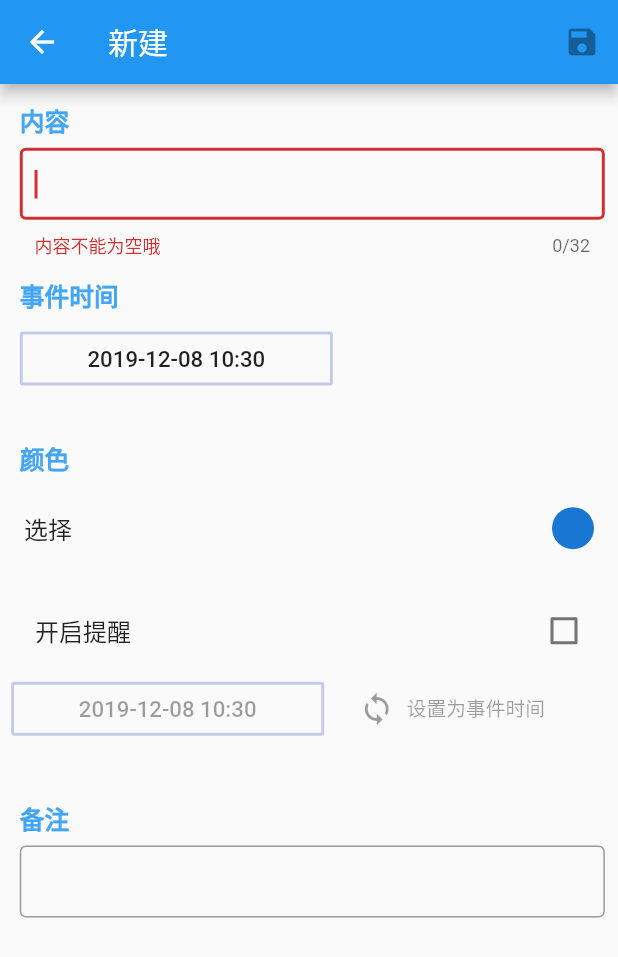
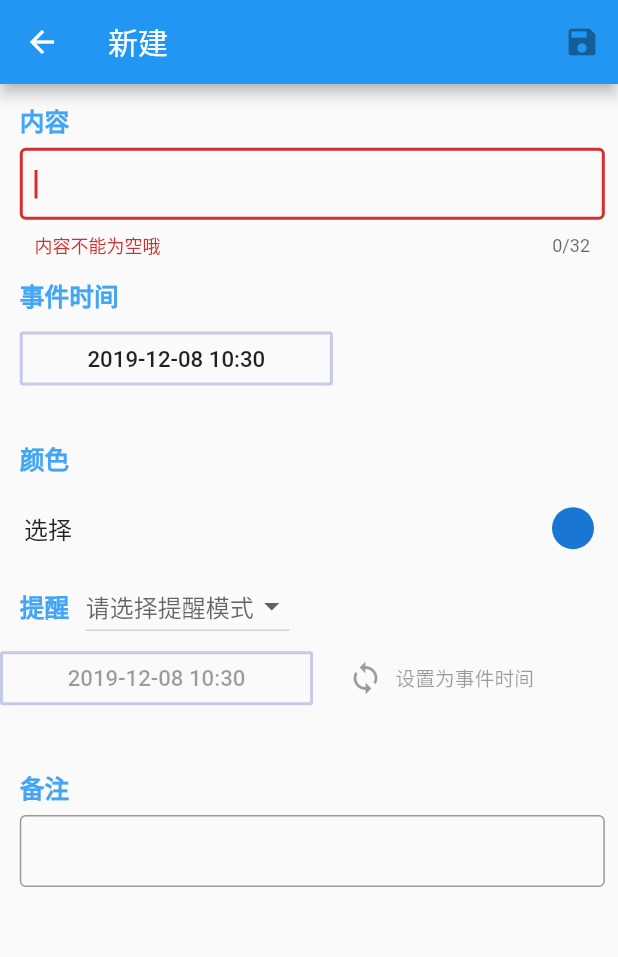
Before and after one commit to a1028737065/todo_flutter, a Flutter app: the screen it shows after launch, after a tap on the "add" icon, on a phone screen of 412 x 824 dp. Shown: the top 957 px of the screen. Run offline on Flutter 3.47's test engine with Material 2 defaults, Android fonts, the phone set to English and light mode, and no system bars; our stand-ins replace flutter_datetime_picker, flutter_local_notifications, flutter_screenutil, flutter_slidable, sqflite; missing offline and left inert: animated_stream_list, flutter_material_color_picker; accounts and stored records are empty; statements that could not run were skipped.

```diff
--- a/lib/data_handle/item_handler.dart
+++ b/lib/data_handle/item_handler.dart
@@ -32,7 +32,7 @@ class ItemHandler {
     String databasesPath = await getDatabasesPath();
     String path = join(databasesPath, 'item.db');
 
-    var db = await openDatabase(path, version: 1,
+    var db = await openDatabase(path, version: 2,
         onCreate: (Database db, int newVersion) async {
       await db.execute('''
 CREATE TABLE $tableItem(
@@ -40,7 +40,7 @@ CREATE TABLE $tableItem(
   $columnText TEXT NOT NULL,
   $columnTime TEXT NOT NULL,
   $columnAlertTime TEXT NOT NULL,
-  $columnAlert INTEGER NOT NULL,
+  $columnAlert TEXT NOT NULL,
   $columnStar INTEGER NOT NULL,
   $columnCommet TEXT,
   $columnColor TEXT NOT NULL)
--- a/lib/data_handle/model/item.dart
+++ b/lib/data_handle/model/item.dart
@@ -3,7 +3,7 @@ class Item {
   String text;
   String time;
   String alertTime;
-  bool alert; //Map中该项为true ? 1 : 0
+  String alert;
   bool star;
   String commet;
   String color;
@@ -13,7 +13,7 @@ class Item {
       'text': text,
       'time': time,
       'alert_time': alertTime,
-      'alert': alert == true ? 1 : 0,
+      'alert': alert,
       'star': star == true ? 1 : 0,
       'commet': commet,
       'color': color,
@@ -31,7 +31,7 @@ class Item {
     text = map['text'];
     time = map['time'];
     alertTime = map['alert_time'];
-    alert = map['alert'] == 1;
+    alert = map['alert'];
     star = map['star'] == 1;
     commet = map['commet'];
     color = map['color'];
--- a/lib/page/create_page.dart
+++ b/lib/page/create_page.dart
@@ -20,9 +20,22 @@ class CreatePage extends StatefulWidget {
 class _CreatePageState extends State<CreatePage> {
   TextEditingController _controller1, _controller2;
   DateTime _time, _alertTime;
-  bool _isAlert = false;
-  String _text = '', _commet;
+  String _text = '', _commet, _alertModel = '';
   Color _selectedColor = Color(0xffffffff), _nowColor;
+
+  List<DropdownMenuItem<String>> _alertModelItem() {
+    List<DropdownMenuItem<String>> _temp = [];
+    final List<String> _model = ['不提醒', '单次', '每日', '每周', '每月', '每年'];
+    _model.forEach((v) {
+      _temp.add(DropdownMenuItem(
+        child: Center(
+          child: Text(v),
+        ),
+        value: v,
+      ));
+    });
+    return _temp;
+  }
 
   //TODO:需优化为只传入t
   void _showTimePicker(int i, DateTime t) async {
@@ -60,7 +73,7 @@ class _CreatePageState extends State<CreatePage> {
       'text': _text,
       'time': _timeStr,
       'alert_time': _alertTimeStr,
-      'alert': _isAlert == true ? 1 : 0,
+      'alert': _alertModel == '' ? '不提醒' : _alertModel,
       'star': 0,
       'commet': _commet == null ? '' : _commet,
       'color': _selectedColor.toString(),
@@ -218,23 +231,22 @@ class _CreatePageState extends State<CreatePage> {
                       }),
                 ],
               ),
-              new Padding(
-                  padding: EdgeInsets.only(
-                    top: ScreenUtil().setHeight(20),
-                    left: ScreenUtil().setHeight(12),
-                  ),
-                  child: new Column(
-                    crossAxisAlignment: CrossAxisAlignment.start,
+              Column(
                 children: <Widget>[
-                      CheckboxListTile(
-                        title: Text('开启提醒'),
-                        value: _isAlert,
-                        activeColor: Colors.blue,
-                        onChanged: (bool value) {
+                  Row(
+                    children: <Widget>[
+                      _label('提醒', 10),
+                      DropdownButton(
+                        value: _alertModel == '' ? null : _alertModel,
+                        hint: Text('请选择提醒模式'),
+                        items: _alertModelItem(),
+                        onChanged: (v) {
                           setState(() {
-                            _isAlert = value;
+                            _alertModel = v;
                           });
                         },
+                      ),
+                    ],
                   ),
                   Container(
                       width: ScreenUtil().setWidth(750),
@@ -247,7 +259,8 @@ class _CreatePageState extends State<CreatePage> {
                                   '${_alertTime.year}-${_alertTime.month.toString().padLeft(2, '0')}-${_alertTime.day.toString().padLeft(2, '0')} ${_alertTime.hour.toString().padLeft(2, '0')}:${_alertTime.minute.toString().padLeft(2, '0')}',
                                   style: TextStyle(
                                       fontSize: ScreenUtil().setSp(27))),
-                                  onPressed: _isAlert
+                              onPressed:
+                                  _alertModel != '不提醒' && _alertModel != ''
                                       ? () => _showTimePicker(2, _alertTime)
                                       : null,
                               borderSide: BorderSide(
@@ -263,13 +276,63 @@ class _CreatePageState extends State<CreatePage> {
                                   style: TextStyle(
                                       fontSize: ScreenUtil().setSp(24))),
                               onPressed:
-                                      _isAlert ? () => _syncTime() : null,
+                                  _alertModel != '不提醒' && _alertModel != ''
+                                      ? () => _syncTime()
+                                      : null,
                             ),
                           ),
                         ],
-                          )),
+                      ))
                 ],
-                  )),
+
+                // Column(
+                //   crossAxisAlignment: CrossAxisAlignment.start,
+                //   children: <Widget>[
+                //     CheckboxListTile(
+                //       title: Text('开启提醒'),
+                //       value: _isAlert,
+                //       activeColor: Colors.blue,
+                //       onChanged: (bool value) {
+                //         setState(() {
+                //           _isAlert = value;
+                //         });
+                //       },
+                //     ),
+                // Container(
+                //     width: ScreenUtil().setWidth(750),
+                //     child: Row(
+                //       children: <Widget>[
+                //         Container(
+                //           width: ScreenUtil().setWidth(380),
+                //           child: OutlineButton(
+                //             child: Text(
+                //                 '${_alertTime.year}-${_alertTime.month.toString().padLeft(2, '0')}-${_alertTime.day.toString().padLeft(2, '0')} ${_alertTime.hour.toString().padLeft(2, '0')}:${_alertTime.minute.toString().padLeft(2, '0')}',
+                //                 style: TextStyle(
+                //                     fontSize: ScreenUtil().setSp(27))),
+                //             onPressed: _isAlert
+                //                 ? () => _showTimePicker(2, _alertTime)
+                //                 : null,
+                //             borderSide: BorderSide(
+                //                 color: Colors.indigo[100], width: 2),
+                //           ),
+                //         ),
+                //         Padding(
+                //           padding: EdgeInsets.only(
+                //               left: ScreenUtil().setWidth(20)),
+                //           child: FlatButton.icon(
+                //             icon: Icon(Icons.sync),
+                //             label: Text('设置为事件时间',
+                //                 style: TextStyle(
+                //                     fontSize: ScreenUtil().setSp(24))),
+                //             onPressed:
+                //                 _isAlert ? () => _syncTime() : null,
+                //           ),
+                //         ),
+                //       ],
+                //     )),
+                //   ],
+                // )
+              ),
               _label('备注', 60),
               Padding(
                 padding: EdgeInsets.only(left: ScreenUtil().setWidth(24)),
--- a/lib/page/main_page.dart
+++ b/lib/page/main_page.dart
@@ -24,6 +24,7 @@ class _MainPageState extends State<MainPage>
     with AutomaticKeepAliveClientMixin<MainPage> {
   ItemBloc _itemBloc;
   bool _isLoading = true, _listIsEmpty = true;
+
   var _itemHandler = new ItemHandler();
   FlutterLocalNotificationsPlugin flutterLocalNotificationsPlugin =
       new FlutterLocalNotificationsPlugin();
@@ -95,7 +96,6 @@ class _MainPageState extends State<MainPage>
   }
 
   void _getIsEmpty() {
-    print('display: ${!_itemBloc.isEmpty()}');
     setState(() {
       _listIsEmpty = _itemBloc.isEmpty();
     });
@@ -109,31 +109,26 @@ class _MainPageState extends State<MainPage>
   }
 
   Widget _animatedView(Stream<List<Item>> todoListStream) {
-
     return new AnimatedStreamList<Item>(
       streamList: todoListStream,
       scrollController: _listViewController,
-      itemBuilder: (Item item, int index, BuildContext context, Animation<double> animation) =>
+      itemBuilder: (Item item, int index, BuildContext context,
+              Animation<double> animation) =>
           _createItemWidget(item, index, animation),
-      itemRemovedBuilder: (Item item, int index, BuildContext context, Animation<double> animation) =>
+      itemRemovedBuilder: (Item item, int index, BuildContext context,
+              Animation<double> animation) =>
           _createRemovedItemWidget(item, animation),
     );
   }
 
   Widget _createItemWidget(Item item, int index, Animation<double> animation) {
     return SizeTransition(
-      axis: Axis.vertical,
-      sizeFactor: animation,
-      child: _todoItem(item)
-    );
+        axis: Axis.vertical, sizeFactor: animation, child: _todoItem(item));
   }
 
   Widget _createRemovedItemWidget(Item item, Animation<double> animation) {
     return SizeTransition(
-      axis: Axis.vertical,
-      sizeFactor: animation,
-      child: _todoItem(item)
-    );
+        axis: Axis.vertical, sizeFactor: animation, child: _todoItem(item));
   }
 
   var tipsStyle = TextStyle(
@@ -157,8 +152,8 @@ class _MainPageState extends State<MainPage>
           builder: (context) => WillPopScope(
               child: Center(
                   child: !_isLoading
-                    ? (!_listIsEmpty ?
-                        _animatedView(_itemBloc.itemListStream)
+                      ? (!_listIsEmpty
+                          ? _animatedView(_itemBloc.itemListStream)
                           : Column(
                               mainAxisAlignment: MainAxisAlignment.center,
                               children: <Widget>[
@@ -187,11 +182,12 @@ class _MainPageState extends State<MainPage>
                 return true;
               }),
         ),
-      floatingActionButton: FloatingActionButton(
+        floatingActionButton:
+        FloatingActionButton(
+          child: Icon(Icons.add),
           onPressed: _toCreate,
-        tooltip: 'New TODO',
-        child: Icon(Icons.add),
-      ),
+        )
+
         );
   }
 
--- a/pubspec.yaml
+++ b/pubspec.yaml
@@ -23,6 +23,7 @@ dependencies:
   # The following adds the Cupertino Icons font to your application.
   # Use with the CupertinoIcons class for iOS style icons.
   cupertino_icons: ^0.1.2
+  community_material_icon: ^3.5.95
   flutter_screenutil: ^0.6.0
   flutter_datetime_picker: ^1.2.6
   sqflite: ^1.1.7+1
```
Also changed, not shown: lib/component/todo_item.dart (+53 -10 lines), pubspec.lock, 2 other files. Lines whose indentation alone changed are shown as unchanged.
